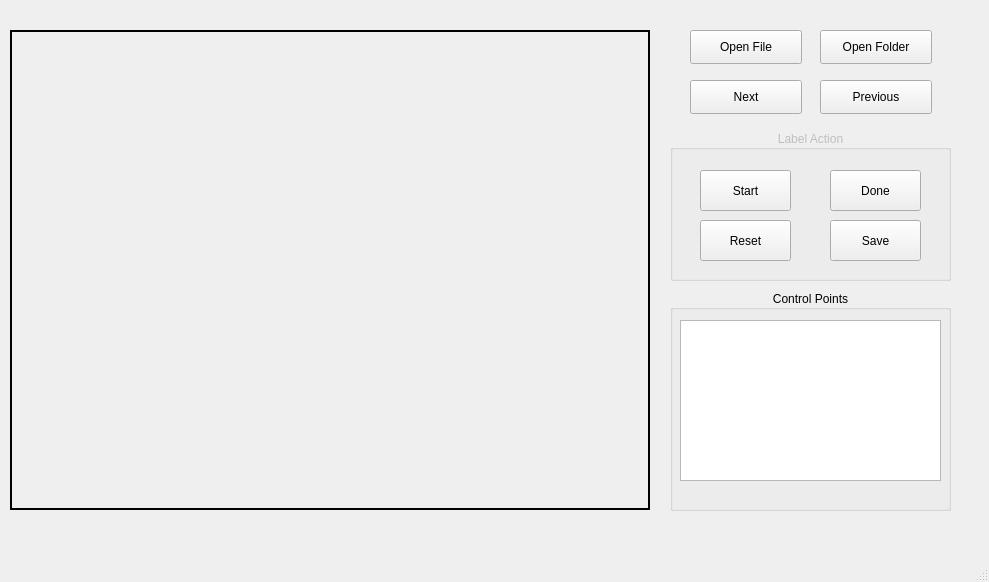
Above: LabelBezier.ui from cramkl/LabelBezierContour before the change. Below: the same form after it.
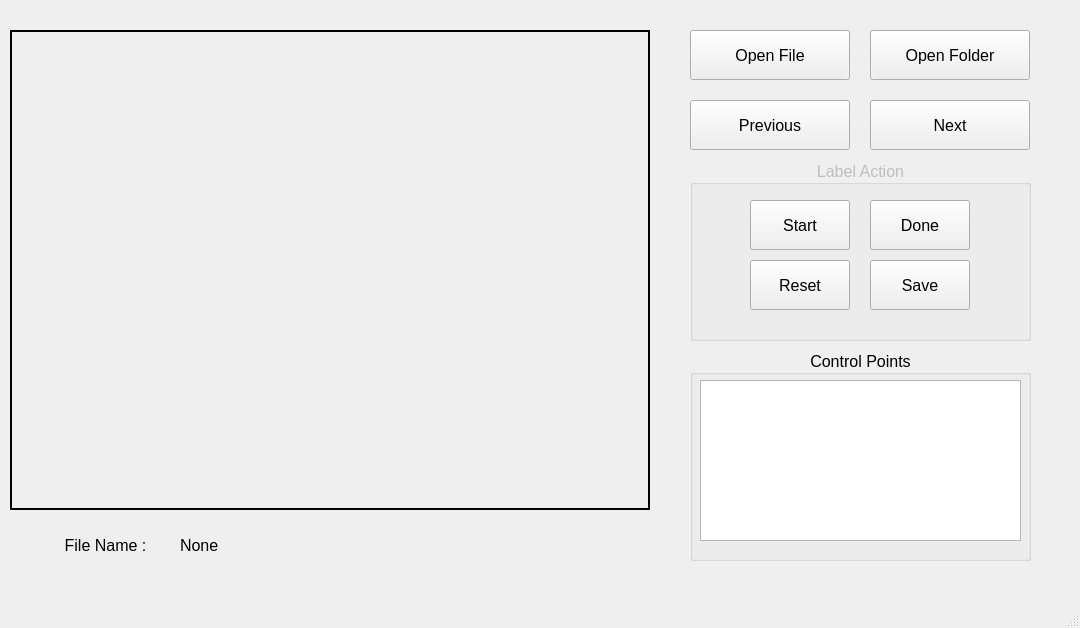
That is the form after the change.

The edit to the form file:
```diff
--- a/LabelBezier.ui
+++ b/LabelBezier.ui
@@ -6,8 +6,8 @@
    <rect>
     <x>0</x>
     <y>0</y>
-    <width>989</width>
-    <height>582</height>
+    <width>1080</width>
+    <height>628</height>
    </rect>
   </property>
   <property name="windowTitle">
@@ -19,10 +19,16 @@
      <rect>
       <x>690</x>
       <y>30</y>
-      <width>112</width>
-      <height>34</height>
+      <width>160</width>
+      <height>50</height>
      </rect>
     </property>
+    <property name="font">
+     <font>
+      <family>Arial</family>
+      <pointsize>12</pointsize>
+     </font>
+    </property>
     <property name="text">
      <string>Open File</string>
     </property>
@@ -49,12 +55,18 @@
     </property>
     <property name="geometry">
      <rect>
-      <x>700</x>
-      <y>170</y>
-      <width>91</width>
-      <height>41</height>
+      <x>750</x>
+      <y>200</y>
+      <width>100</width>
+      <height>50</height>
      </rect>
     </property>
+    <property name="font">
+     <font>
+      <family>Arial</family>
+      <pointsize>12</pointsize>
+     </font>
+    </property>
     <property name="text">
      <string>Start</string>
     </property>
@@ -65,12 +77,18 @@
     </property>
     <property name="geometry">
      <rect>
-      <x>670</x>
-      <y>130</y>
-      <width>281</width>
-      <height>151</height>
+      <x>690</x>
+      <y>160</y>
+      <width>341</width>
+      <height>181</height>
      </rect>
     </property>
+    <property name="font">
+     <font>
+      <family>Arial</family>
+      <pointsize>12</pointsize>
+     </font>
+    </property>
     <property name="title">
      <string>Label Action</string>
     </property>
@@ -81,12 +99,18 @@
    <widget class="QPushButton" name="OpenFolder">
     <property name="geometry">
      <rect>
-      <x>820</x>
+      <x>870</x>
       <y>30</y>
-      <width>112</width>
-      <height>34</height>
+      <width>160</width>
+      <height>50</height>
      </rect>
     </property>
+    <property name="font">
+     <font>
+      <family>Arial</family>
+      <pointsize>12</pointsize>
+     </font>
+    </property>
     <property name="text">
      <string>Open Folder</string>
     </property>
@@ -94,12 +118,18 @@
    <widget class="QGroupBox" name="groupBox_2">
     <property name="geometry">
      <rect>
-      <x>670</x>
-      <y>290</y>
-      <width>281</width>
-      <height>221</height>
+      <x>690</x>
+      <y>350</y>
+      <width>341</width>
+      <height>211</height>
      </rect>
     </property>
+    <property name="font">
+     <font>
+      <family>Arial</family>
+      <pointsize>12</pointsize>
+     </font>
+    </property>
     <property name="title">
      <string>Control Points</string>
     </property>
@@ -111,7 +141,7 @@
       <rect>
        <x>10</x>
        <y>30</y>
-       <width>261</width>
+       <width>321</width>
        <height>161</height>
       </rect>
      </property>
@@ -120,12 +150,18 @@
    <widget class="QPushButton" name="LabelDone">
     <property name="geometry">
      <rect>
-      <x>830</x>
-      <y>170</y>
-      <width>91</width>
-      <height>41</height>
+      <x>870</x>
+      <y>200</y>
+      <width>100</width>
+      <height>50</height>
      </rect>
     </property>
+    <property name="font">
+     <font>
+      <family>Arial</family>
+      <pointsize>12</pointsize>
+     </font>
+    </property>
     <property name="text">
      <string>Done</string>
     </property>
@@ -133,12 +169,18 @@
    <widget class="QPushButton" name="LabelReset">
     <property name="geometry">
      <rect>
-      <x>700</x>
-      <y>220</y>
-      <width>91</width>
-      <height>41</height>
+      <x>750</x>
+      <y>260</y>
+      <width>100</width>
+      <height>50</height>
      </rect>
     </property>
+    <property name="font">
+     <font>
+      <family>Arial</family>
+      <pointsize>12</pointsize>
+     </font>
+    </property>
     <property name="text">
      <string>Reset</string>
     </property>
@@ -146,12 +188,18 @@
    <widget class="QPushButton" name="LabelSave">
     <property name="geometry">
      <rect>
-      <x>830</x>
-      <y>220</y>
-      <width>91</width>
-      <height>41</height>
+      <x>870</x>
+      <y>260</y>
+      <width>100</width>
+      <height>50</height>
      </rect>
     </property>
+    <property name="font">
+     <font>
+      <family>Arial</family>
+      <pointsize>12</pointsize>
+     </font>
+    </property>
     <property name="text">
      <string>Save</string>
     </property>
@@ -159,12 +207,18 @@
    <widget class="QPushButton" name="OpenNext">
     <property name="geometry">
      <rect>
-      <x>690</x>
-      <y>80</y>
-      <width>112</width>
-      <height>34</height>
+      <x>870</x>
+      <y>100</y>
+      <width>160</width>
+      <height>50</height>
      </rect>
     </property>
+    <property name="font">
+     <font>
+      <family>Arial</family>
+      <pointsize>12</pointsize>
+     </font>
+    </property>
     <property name="text">
      <string>Next</string>
     </property>
@@ -172,16 +226,66 @@
    <widget class="QPushButton" name="LabelPrevious">
     <property name="geometry">
      <rect>
-      <x>820</x>
-      <y>80</y>
-      <width>112</width>
-      <height>34</height>
+      <x>690</x>
+      <y>100</y>
+      <width>160</width>
+      <height>50</height>
      </rect>
     </property>
+    <property name="font">
+     <font>
+      <family>Arial</family>
+      <pointsize>12</pointsize>
+     </font>
+    </property>
     <property name="text">
      <string>Previous</string>
     </property>
    </widget>
+   <widget class="QLabel" name="label">
+    <property name="geometry">
+     <rect>
+      <x>40</x>
+      <y>530</y>
+      <width>131</width>
+      <height>31</height>
+     </rect>
+    </property>
+    <property name="font">
+     <font>
+      <family>Arial</family>
+      <pointsize>12</pointsize>
+     </font>
+    </property>
+    <property name="text">
+     <string>File Name :</string>
+    </property>
+    <property name="alignment">
+     <set>Qt::AlignCenter</set>
+    </property>
+   </widget>
+   <widget class="QLabel" name="labelFileName">
+    <property name="geometry">
+     <rect>
+      <x>180</x>
+      <y>530</y>
+      <width>131</width>
+      <height>31</height>
+     </rect>
+    </property>
+    <property name="font">
+     <font>
+      <family>Arial</family>
+      <pointsize>12</pointsize>
+     </font>
+    </property>
+    <property name="text">
+     <string>None</string>
+    </property>
+    <property name="alignment">
+     <set>Qt::AlignLeading|Qt::AlignLeft|Qt::AlignVCenter</set>
+    </property>
+   </widget>
    <zorder>groupBox_2</zorder>
    <zorder>groupBox</zorder>
    <zorder>OpenFile</zorder>
```
Left out of the diff: 4 changed lines with no effect on the pictures.
